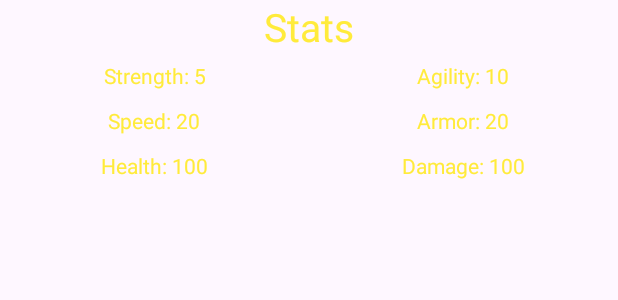
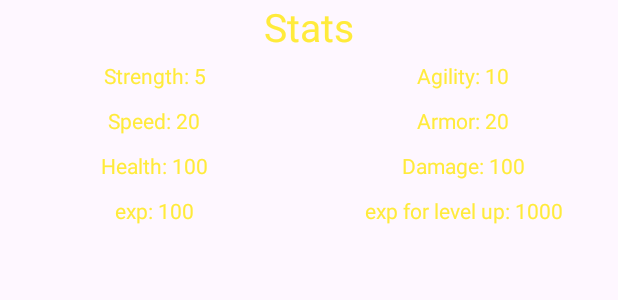
Before and after one commit to NikolaChachev/NBU, an Android app: the layout layout_stats.xml on its own in the app's theme, with its tools: preview values and no code run, on a phone screen of 412 x 824 dp. Shown: the top 300 px of the screen. Run offline under Robolectric (Android 15) with nearby library versions, the phone set to English and light mode, and no system bars.

Commit message:
Fix descriptions and balance of the game.

```diff
--- a/app/src/main/java/com/example/nbu/presentation/inventory/InventoryFragment.java
+++ b/app/src/main/java/com/example/nbu/presentation/inventory/InventoryFragment.java
@@ -133,6 +133,8 @@ public class InventoryFragment extends AbstractFragment<FragmentInventoryBinding
         binding.inventoryEquipment.equipmentLegs.setText(getString(R.string.layout_equipment_legs_text, text));
         text = inventory.getWeapon() != null ? inventory.getWeapon().getName() : "Empty";
         binding.inventoryEquipment.equipmentWeapon.setText(getString(R.string.layout_equipment_weapon_text, text));
+        text = String.valueOf(inventory.getGold());
+        binding.inventoryCurrentGold.setText(getString(R.string.layout_stats_current_gold_text, text));
 
         Adventurer adventurer = Adventurer.getInstance();
         text = String.valueOf(adventurer.getStrength());
@@ -148,6 +150,10 @@ public class InventoryFragment extends AbstractFragment<FragmentInventoryBinding
         binding.inventoryStats.statsArmor.setText(getString(R.string.layout_stats_armor_text, text));
         text = String.valueOf(adventurer.getDamage());
         binding.inventoryStats.statsDamage.setText(getString(R.string.layout_stats_damage_text, text));
+        text = String.valueOf(adventurer.getCurrentExperience());
+        binding.inventoryStats.currentExp.setText(getString(R.string.layout_stats_current_exp_text, text));
+        text = String.valueOf(adventurer.getRequiredExperienceForNextLevel());
+        binding.inventoryStats.neededExp.setText(getString(R.string.layout_stats_needed_exp_text, text));
     }
 
     @Override
--- /dev/null
+++ b/app/src/main/java/com/example/nbu/service/character/ILootable.java
@@ -0,0 +1,5 @@
+package com.example.nbu.service.character;
+
+public interface ILootable {
+    String getLoot();
+}
--- a/app/src/main/res/layout/fragment_encounter.xml
+++ b/app/src/main/res/layout/fragment_encounter.xml
@@ -16,7 +16,7 @@
             android:id="@+id/encounter_enemy_title"
             android:layout_width="wrap_content"
             android:layout_height="wrap_content"
-            android:textColor="@color/black"
+            android:textColor="@color/white"
             android:background="@color/grey_medium_transparency"
             app:layout_constraintTop_toBottomOf="@id/encounter_flee_combat"
             app:layout_constraintStart_toStartOf="parent"
@@ -50,7 +50,7 @@
             android:id="@+id/encounter_enemy_description"
             android:layout_width="wrap_content"
             android:layout_height="wrap_content"
-            android:textColor="@color/black"
+            android:textColor="@color/white"
             android:background="@color/grey_medium_transparency"
             app:layout_constraintTop_toBottomOf="@id/encounter_enemy_title"
             app:layout_constraintStart_toStartOf="parent"
--- a/app/src/main/res/layout/layout_stats.xml
+++ b/app/src/main/res/layout/layout_stats.xml
@@ -83,5 +83,27 @@
             app:layout_constraintTop_toBottomOf="@id/stats_speed"
             tools:text="Damage: 100" />
 
+        <TextView
+            android:id="@+id/current_exp"
+            android:layout_width="0dp"
+            android:layout_height="30dp"
+            android:gravity="center"
+            android:textColor="@color/yellow"
+            app:layout_constraintEnd_toStartOf="@id/needed_exp"
+            app:layout_constraintStart_toStartOf="parent"
+            app:layout_constraintTop_toBottomOf="@id/stats_damage"
+            tools:text="exp: 100" />
+
+        <TextView
+            android:id="@+id/needed_exp"
+            android:layout_width="0dp"
+            android:layout_height="30dp"
+            android:gravity="center"
+            android:textColor="@color/yellow"
+            app:layout_constraintEnd_toEndOf="parent"
+            app:layout_constraintStart_toEndOf="@id/current_exp"
+            app:layout_constraintTop_toBottomOf="@id/stats_damage"
+            tools:text="exp for level up: 1000"/>
+
     </androidx.constraintlayout.widget.ConstraintLayout>
 </layout>
--- a/app/src/main/res/values/strings.xml
+++ b/app/src/main/res/values/strings.xml
@@ -47,6 +47,9 @@
     <string name="layout_stats_armor_text">Armor: %1$s</string>
     <string name="layout_stats_health_text">Health: %1$s/%2$s</string>
     <string name="layout_stats_damage_text">Damage: %1$s</string>
+    <string name="layout_stats_current_exp_text">Exp: %1$s</string>
+    <string name="layout_stats_needed_exp_text">Exp for level up: %1$s</string>
+    <string name="layout_stats_current_gold_text">Gold: %1$s</string>
     <string name="main_menu_quit_button_text">Quit</string>
     <string name="main_menu_new_game_button_text">New Game</string>
 
```
Also changed, not shown: app/src/main/java/com/example/nbu/presentation/character/ILootable.java (deleted, +0 -9 lines), app/src/main/java/com/example/nbu/presentation/combat/CombatUtil.java (+33 -33 lines), app/src/main/java/com/example/nbu/presentation/combat/battle/CombatViewModel.java (+3 -6 lines), app/src/main/java/com/example/nbu/service/character/BaseCharacter.java (renamed from app/src/main/java/com/example/nbu/presentation/character/BaseCharacter.java, +4 -4 lines), app/src/main/java/com/example/nbu/service/character/Enemy.java (renamed from app/src/main/java/com/example/nbu/presentation/character/Enemy.java, +5 -5 lines), app/src/main/java/com/example/nbu/service/player/Adventurer.java (+37 -25 lines), app/src/main/res/layout/fragment_inventory.xml (+12 -1 lines).
